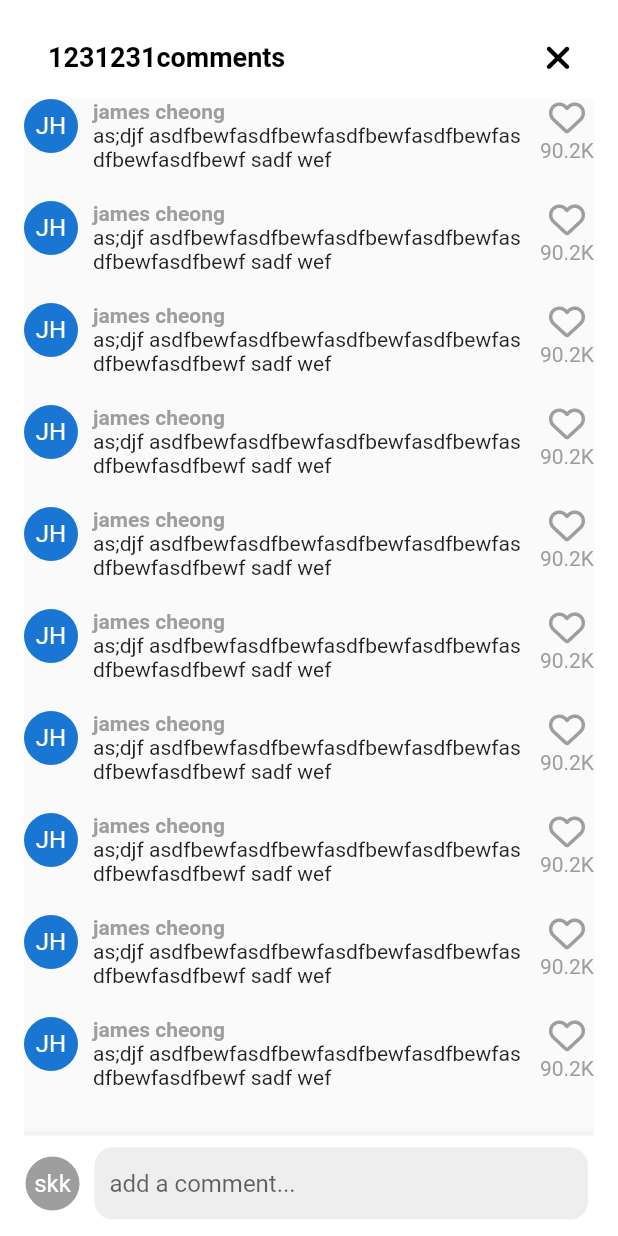
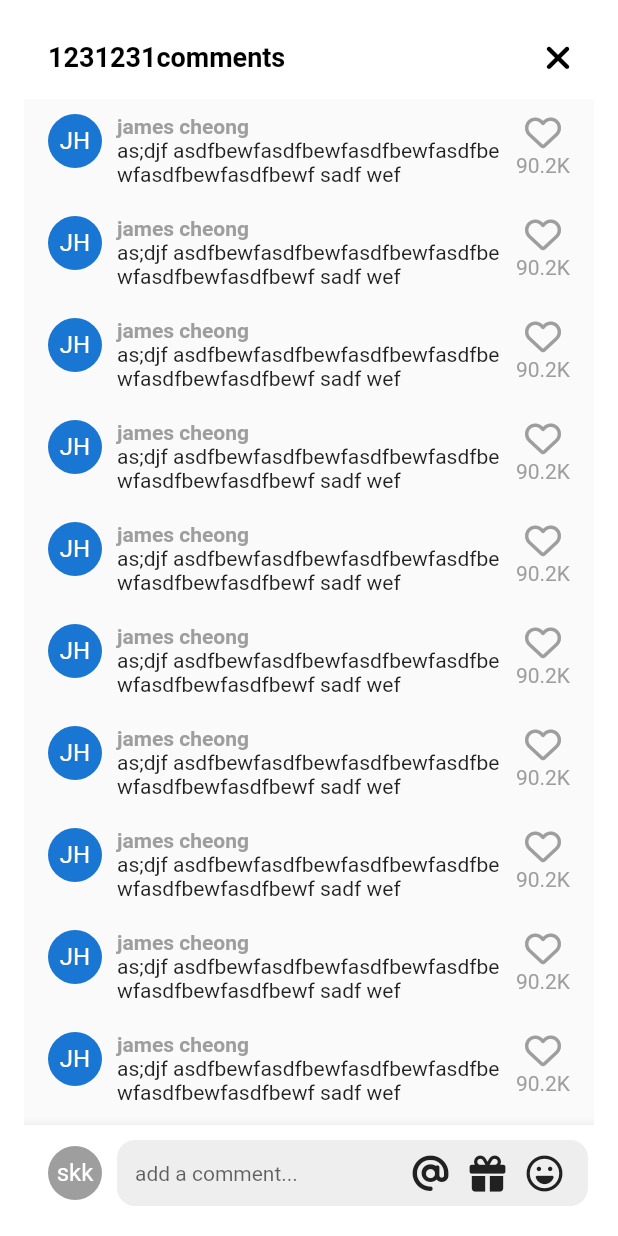
Before and after one commit to wogks/kill_tiktok, a Flutter app: the VideoComments screen opened directly, on a phone screen of 412 x 824 dp. Run offline on Flutter 3.47's test engine with Material 2 defaults, Android fonts, the phone set to English and light mode, and no system bars; our stand-ins replace font_awesome_flutter, marquee, video_player, visibility_detector; network calls fail; statements that could not run were skipped.

Commit message:
Feat: text inputactions

```diff
--- a/lib/features/videos/widgets/video_comments.dart
+++ b/lib/features/videos/widgets/video_comments.dart
@@ -13,8 +13,22 @@ class VideoComments extends StatefulWidget {
 //이론적으로 방금 코멘트 화면을 새로 푸시 했기때문에 백버튼이 생긴다 새로운 스크린으로 네비게이트 한것이다
 //백버튼 누르면 네비게이트 팝이 된다.
 class _VideoCommentsState extends State<VideoComments> {
+  bool _isWriting = false;
   void _onClosePressed() {
     Navigator.of(context).pop();
+  }
+
+  void _onBodyTap() {
+    FocusScope.of(context).unfocus();
+    setState(() {
+      _isWriting = false;
+    });
+  }
+
+  void _onStartWriting() {
+    setState(() {
+      _isWriting = true;
+    });
   }
 
   @override
@@ -41,9 +55,15 @@ class _VideoCommentsState extends State<VideoComments> {
             ),
           ],
         ),
-        body: Stack(
+        body: GestureDetector(
+          onTap: _onBodyTap,
+          child: Stack(
             children: [
               ListView.separated(
+                padding: const EdgeInsets.symmetric(
+                  vertical: Sizes.size10,
+                  horizontal: Sizes.size16,
+                ),
                 separatorBuilder: (context, index) => Gaps.v20,
                 itemCount: 10,
                 itemBuilder: (context, index) => Row(
@@ -93,10 +113,11 @@ class _VideoCommentsState extends State<VideoComments> {
                   color: Colors.white,
                   child: Padding(
                     padding: const EdgeInsets.only(
-                      left: Sizes.size1,
+                      left: Sizes.size16,
                       right: Sizes.size36,
-                      bottom: Sizes.size1,
-                      top: Sizes.size8),
+                      top: Sizes.size10,
+                      bottom: Sizes.size10,
+                    ),
                     child: Row(
                       children: [
                         CircleAvatar(
@@ -109,19 +130,64 @@ class _VideoCommentsState extends State<VideoComments> {
                         Expanded(
                           //바텀앱바에 텍
                           //스트필드를 넣으려면 익스펜디드를 사용해야된다
+                          child: SizedBox(
+                            //입력창 크기를 조절하려면 사이즈드박스로 감싸서 해야한다
+                            height: Sizes.size44,
                             child: TextField(
+                              //이렇게 하면 텍스트필드가 무한으로 넘어간다
+                              expands: true,
+                              maxLines: null,
+                              minLines: null,
+                              onTap: _onStartWriting,
+                              //키보드에서 확인 버튼을 바꾸는 위젯
+                              textInputAction: TextInputAction.newline,
                               cursorColor: Theme.of(context).primaryColor,
                               decoration: InputDecoration(
+                                suffixIcon: Padding(
+                                  padding:
+                                      const EdgeInsets.only(right: Sizes.size3),
+                                  child: Row(
+                                    mainAxisSize: MainAxisSize.min,
+                                    children: [
+                                      FaIcon(
+                                        FontAwesomeIcons.at,
+                                        color: Colors.grey.shade900,
+                                      ),
+                                      Gaps.h14,
+                                      FaIcon(
+                                        FontAwesomeIcons.gift,
+                                        color: Colors.grey.shade900,
+                                      ),
+                                      Gaps.h14,
+                                      FaIcon(
+                                        FontAwesomeIcons.faceLaugh,
+                                        color: Colors.grey.shade900,
+                                      ),
+                                      Gaps.h14,
+                                      if (_isWriting)
+                                        GestureDetector(
+                                          onTap: _onBodyTap,
+                                          child: FaIcon(
+                                              FontAwesomeIcons.circleArrowUp,
+                                              color: Theme.of(context)
+                                                  .primaryColor),
+                                        ),
+                                    ],
+                                  ),
+                                ),
                                 hintText: 'add a comment...',
+                                hintStyle:
+                                    const TextStyle(fontSize: Sizes.size14),
                                 border: OutlineInputBorder(
                                   borderSide: BorderSide.none,
-                              borderRadius: BorderRadius.circular(Sizes.size12),
+                                  borderRadius:
+                                      BorderRadius.circular(Sizes.size12),
                                 ),
                                 filled: true,
                                 fillColor: Colors.grey.shade200,
                                 contentPadding: const EdgeInsets.symmetric(
-                                vertical: Sizes.size12,
-                                horizontal: Sizes.size10),
+                                    horizontal: Sizes.size12),
+                              ),
                             ),
                           ),
                         ),
@@ -133,6 +199,7 @@ class _VideoCommentsState extends State<VideoComments> {
             ],
           ),
         ),
+      ),
     );
   }
 }
--- a/lib/features/videos/widgets/video_post.dart
+++ b/lib/features/videos/widgets/video_post.dart
@@ -220,7 +220,7 @@ class _VideoPostState extends State<VideoPost>
                           children: [
                             const Flexible(
                               child: Text(
-                                'datadatadatadatadatadatadatadatadatadatadatadata',
+                                'datadatadatadatadatadatatadatadatadatadatadatadata',
                                 overflow: TextOverflow.ellipsis,
                                 style: TextStyle(
                                   color: Colors.white,
```
Lines whose indentation alone changed are shown as unchanged.
